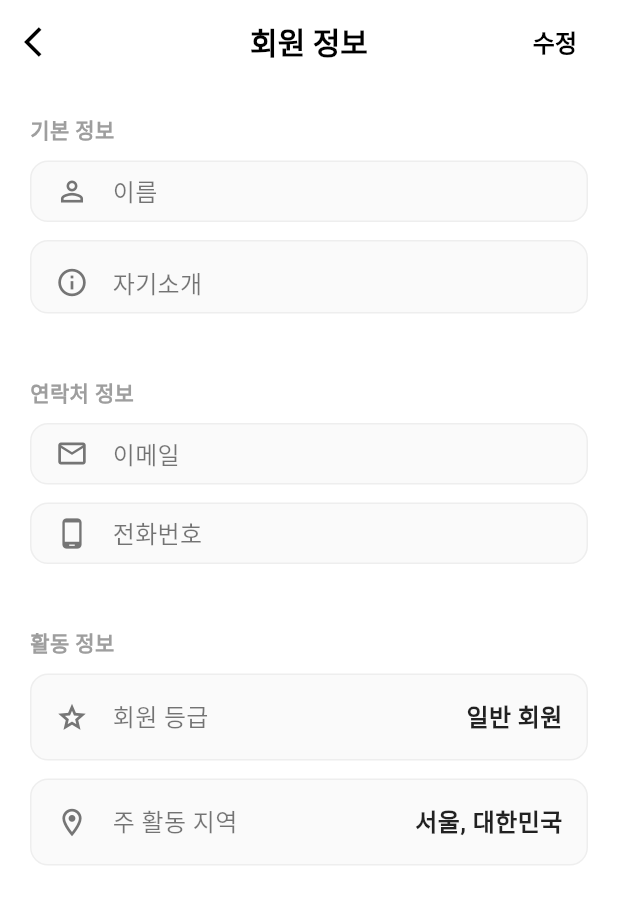
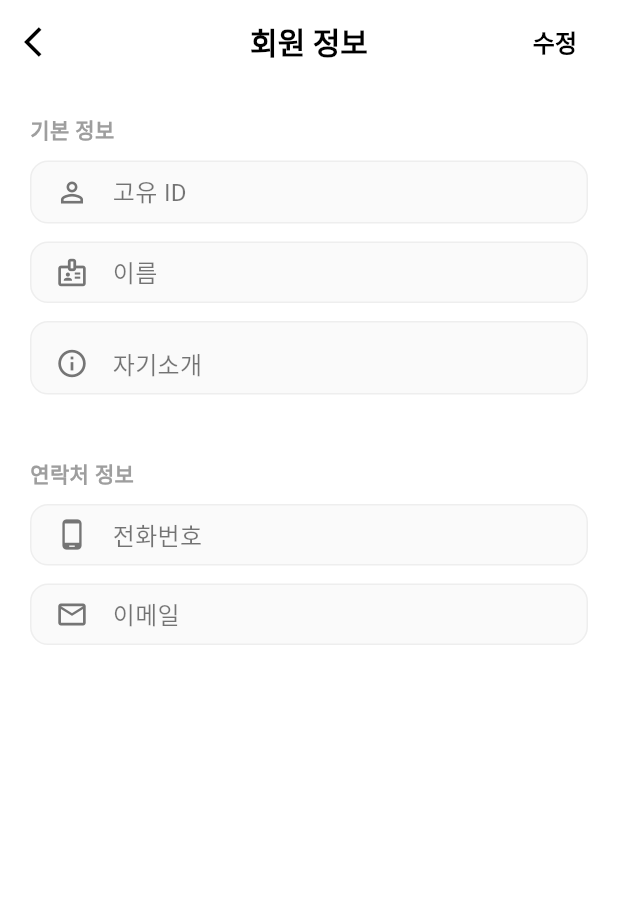
Before and after one commit to andy051127/tripic-refactored, a Flutter app: the MemberInfoScreen screen opened directly, on a phone screen of 412 x 824 dp. Shown: the top 904 px of the screen. Run offline on Flutter 3.47's test engine with Material 3 defaults, Android fonts, the phone set to English and light mode, and no system bars; our stand-ins replace cloud_firestore, firebase_auth, firebase_core, firebase_storage, geolocator, google_maps_flutter and 5 more; missing offline and left inert: image_editor_plus, translator; accounts and stored records are empty.

```diff
--- a/lib/models/post_model.dart
+++ b/lib/models/post_model.dart
@@ -123,6 +123,7 @@ final ValueNotifier<List<String>> blockedUsersNotifier =
     ValueNotifier<List<String>>([]);
 
 final ValueNotifier<String> globalUserName = ValueNotifier<String>("leeeee_kh");
+final ValueNotifier<String> globalUserRealName = ValueNotifier<String>("이강현");
 final ValueNotifier<String> globalUserBio = ValueNotifier<String>(
   "Traveler ✈️",
 );
--- a/lib/screens/home_screen.dart
+++ b/lib/screens/home_screen.dart
@@ -66,6 +66,7 @@ class _HomeScreenState extends State<HomeScreen> {
                 data['username'] ??
                 data['name'] ??
                 'Unknown';
+            globalUserRealName.value = data['realName'] ?? '';
             globalUserBio.value = data['bio'] ?? 'Traveler ✈️';
             globalUserEmail.value = data['email'] ?? user.email ?? '';
             globalUserPhone.value = data['phoneNumber'] ?? '';
--- a/lib/screens/member_info_screen.dart
+++ b/lib/screens/member_info_screen.dart
@@ -15,7 +15,8 @@ class _MemberInfoScreenState extends State<MemberInfoScreen> {
   bool _isSaving = false;
 
   // 컨트롤러
-  late TextEditingController _nameController;
+  late TextEditingController _userIdController;  // 고유 ID
+  late TextEditingController _realNameController; // 실명
   late TextEditingController _bioController;
   late TextEditingController _emailController;
   late TextEditingController _phoneController;
@@ -24,7 +25,8 @@ class _MemberInfoScreenState extends State<MemberInfoScreen> {
   void initState() {
     super.initState();
     // 현재 전역 변수 값으로 초기화
-    _nameController = TextEditingController(text: globalUserName.value);
+    _userIdController = TextEditingController(text: globalUserName.value);
+    _realNameController = TextEditingController(text: globalUserRealName.value);
     _bioController = TextEditingController(text: globalUserBio.value);
     _emailController = TextEditingController(text: globalUserEmail.value);
     _phoneController = TextEditingController(text: globalUserPhone.value);
@@ -32,7 +34,8 @@ class _MemberInfoScreenState extends State<MemberInfoScreen> {
 
   @override
   void dispose() {
-    _nameController.dispose();
+    _userIdController.dispose();
+    _realNameController.dispose();
     _bioController.dispose();
     _emailController.dispose();
     _phoneController.dispose();
@@ -51,16 +54,16 @@ class _MemberInfoScreenState extends State<MemberInfoScreen> {
             .collection('users')
             .doc(user.uid)
             .update({
-              'userName': _nameController.text,
+              'userName': _userIdController.text,
+              'realName': _realNameController.text,
               'bio': _bioController.text,
-              'email': _emailController.text,
               'phoneNumber': _phoneController.text,
             });
 
         // 2. 전역 변수 업데이트 (앱 내 반영)
-        globalUserName.value = _nameController.text;
+        globalUserName.value = _userIdController.text;
+        globalUserRealName.value = _realNameController.text;
         globalUserBio.value = _bioController.text;
-        globalUserEmail.value = _emailController.text;
         globalUserPhone.value = _phoneController.text;
 
         if (!mounted) return;
@@ -140,8 +143,14 @@ class _MemberInfoScreenState extends State<MemberInfoScreen> {
             const SizedBox(height: 10),
             _buildInfoTile(
               Icons.person_outline,
+              "고유 ID",
+              _userIdController,
+              isEditable: _isEditing,
+            ),
+            _buildInfoTile(
+              Icons.badge_outlined,
               "이름",
-              _nameController,
+              _realNameController,
               isEditable: _isEditing,
             ),
             _buildInfoTile(
@@ -163,31 +172,17 @@ class _MemberInfoScreenState extends State<MemberInfoScreen> {
             ),
             const SizedBox(height: 10),
             _buildInfoTile(
-              Icons.email_outlined,
-              "이메일",
-              _emailController,
-              isEditable: _isEditing,
-            ),
-            _buildInfoTile(
               Icons.phone_android,
               "전화번호",
               _phoneController,
               isEditable: _isEditing,
             ),
-
-            const SizedBox(height: 30),
-            const Text(
-              "활동 정보",
-              style: TextStyle(
-                fontSize: 14,
-                color: Colors.grey,
-                fontWeight: FontWeight.bold,
-              ),
+            _buildInfoTile(
+              Icons.email_outlined,
+              "이메일",
+              _emailController,
+              isEditable: false, // 이메일은 수정 불가
             ),
-            const SizedBox(height: 10),
-            // 활동 정보는 수정 불가 (읽기 전용)
-            _buildStaticTile(Icons.grade_outlined, "회원 등급", "일반 회원"),
-            _buildStaticTile(Icons.location_on_outlined, "주 활동 지역", "서울, 대한민국"),
           ],
         ),
       ),
@@ -259,36 +254,4 @@ class _MemberInfoScreenState extends State<MemberInfoScreen> {
       ),
     );
   }
-
-  // 수정 불가능한 고정 타일
-  Widget _buildStaticTile(IconData icon, String title, String content) {
-    return Container(
-      margin: const EdgeInsets.only(bottom: 12),
-      padding: const EdgeInsets.symmetric(horizontal: 16, vertical: 16),
-      decoration: BoxDecoration(
-        color: Colors.grey[50],
-        borderRadius: BorderRadius.circular(12),
-        border: Border.all(color: Colors.grey.shade200),
-      ),
-      child: Row(
-        children: [
-          Icon(icon, color: Colors.grey[600], size: 22),
-          const SizedBox(width: 16),
-          Text(
-            title,
-            style: const TextStyle(fontSize: 16, color: Colors.black54),
-          ),
-          const Spacer(),
-          Text(
-            content,
-            style: const TextStyle(
-              fontSize: 16,
-              fontWeight: FontWeight.bold,
-              color: Colors.black87,
-            ),
-          ),
-        ],
-      ),
-    );
-  }
 }
--- a/lib/screens/profile_screen.dart
+++ b/lib/screens/profile_screen.dart
@@ -160,6 +160,7 @@ class _ProfileScreenState extends State<ProfileScreen> {
                 data['username'] ??
                 data['name'] ??
                 'Unknown';
+            globalUserRealName.value = data['realName'] ?? '';
             globalUserBio.value = data['bio'] ?? 'Traveler ✈️';
             globalUserEmail.value = data['email'] ?? user.email ?? '';
             globalUserPhone.value = data['phoneNumber'] ?? '';
--- a/lib/screens/signup_screen.dart
+++ b/lib/screens/signup_screen.dart
@@ -158,11 +158,13 @@ class _SignupScreenState extends State<SignupScreen> {
     // 결과 처리
     if (error == null) {
       if (!mounted) return;
-      // ProfileCreationScreen으로 이동
+      // ProfileCreationScreen으로 이동 (이름 전달)
       Navigator.pushReplacement(
         context,
         MaterialPageRoute(
-          builder: (context) => const ProfileCreationScreen(),
+          builder: (context) => ProfileCreationScreen(
+            realName: _nameController.text.trim(),
+          ),
         ),
       );
     } else {
--- a/lib/screens/splash_screen.dart
+++ b/lib/screens/splash_screen.dart
@@ -43,6 +43,7 @@ class _SplashScreenState extends State<SplashScreen> {
           final data = doc.data()!;
           // 전역 변수에 사용자 정보 업데이트 (프로필 화면에 반영됨)
           globalUserName.value = data['userName'] ?? 'Unknown';
+          globalUserRealName.value = data['realName'] ?? '';
           globalUserBio.value = data['bio'] ?? '';
           // 필요하다면 나이, 성별 등도 가져올 수 있음
         }
```
Also changed, not shown: lib/screens/profile_creation_screen.dart (+74 -3 lines), 1 other file.
